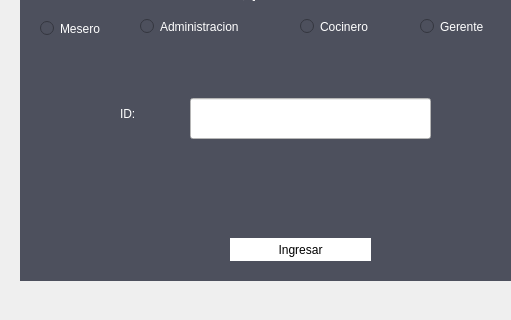
The window that RestAu/iniciosesion.ui (DonaldReac/RestaurantProyect) describes before a commit, drawn with Qt 5; both pictures show x 0 to 511 and y 162 to 482 of the 1024 by 482 pixel window.
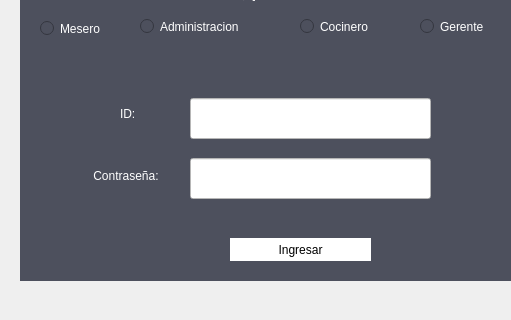
The same window after the commit. Icons and pictures are not drawn.

Diff of the .ui file:
```diff
--- a/RestAu/iniciosesion.ui
+++ b/RestAu/iniciosesion.ui
@@ -208,6 +208,29 @@
       <string>¿Quien eres?</string>
      </property>
     </widget>
+    <widget class="QLabel" name="label_3">
+     <property name="geometry">
+      <rect>
+       <x>70</x>
+       <y>310</y>
+       <width>101</width>
+       <height>16</height>
+      </rect>
+     </property>
+     <property name="text">
+      <string> Contraseña: </string>
+     </property>
+    </widget>
+    <widget class="QLineEdit" name="Contrasena">
+     <property name="geometry">
+      <rect>
+       <x>170</x>
+       <y>300</y>
+       <width>241</width>
+       <height>41</height>
+      </rect>
+     </property>
+    </widget>
    </widget>
    <widget class="QWidget" name="widget_2" native="true">
     <property name="geometry">
```
